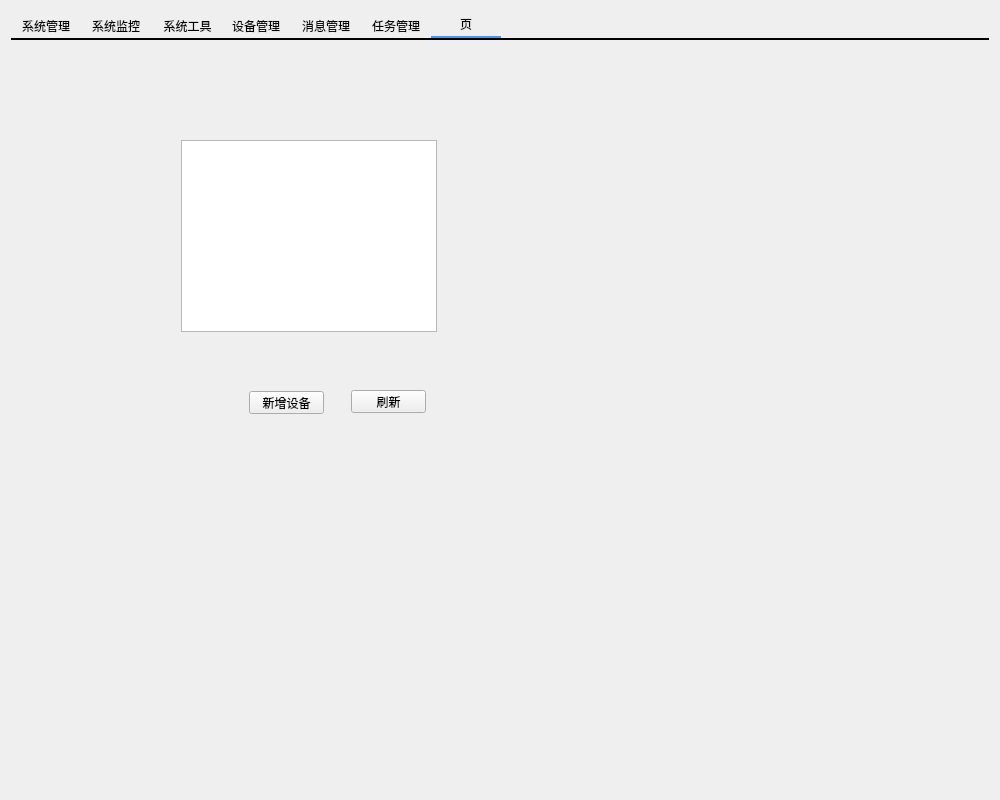
First picture: the form in widget.ui, repository xushiqi54/QTproject, before the edit.
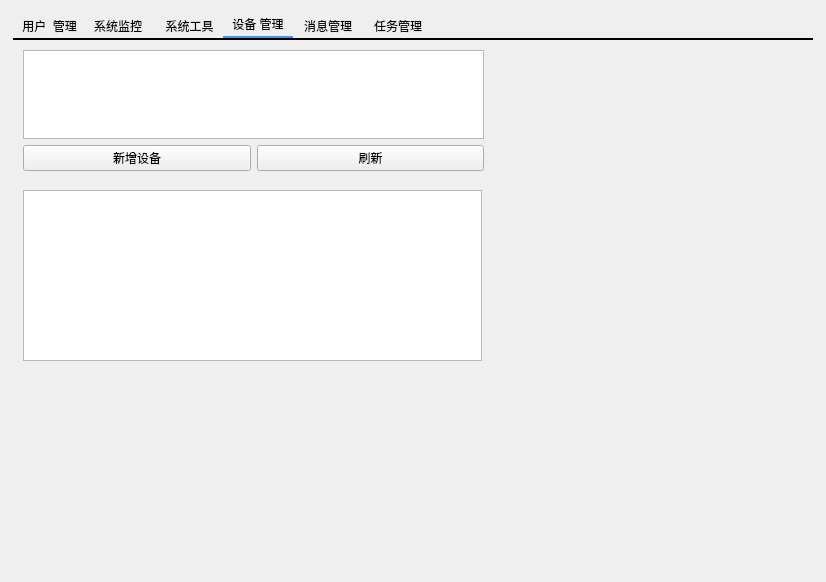
Second picture: the form after the edit. The open tabs and pages were chosen to show the change.

```diff
--- a/widget.ui
+++ b/widget.ui
@@ -6,20 +6,20 @@
    <rect>
     <x>0</x>
     <y>0</y>
-    <width>1000</width>
-    <height>800</height>
+    <width>826</width>
+    <height>582</height>
    </rect>
   </property>
   <property name="minimumSize">
    <size>
-    <width>1000</width>
-    <height>800</height>
+    <width>0</width>
+    <height>0</height>
    </size>
   </property>
   <property name="maximumSize">
    <size>
     <width>1000</width>
-    <height>800</height>
+    <height>1000</height>
    </size>
   </property>
   <property name="windowTitle">
@@ -28,6 +28,18 @@
   <layout class="QHBoxLayout" name="horizontalLayout_2">
    <item>
     <widget class="QTabWidget" name="tabWidget">
+     <property name="minimumSize">
+      <size>
+       <width>100</width>
+       <height>100</height>
+      </size>
+     </property>
+     <property name="maximumSize">
+      <size>
+       <width>800</width>
+       <height>800</height>
+      </size>
+     </property>
      <property name="styleSheet">
       <string notr="true">QTabWidget::pane{
 min-width:70px;
@@ -77,7 +89,7 @@
      </property>
      <widget class="QWidget" name="tab_2">
       <attribute name="title">
-       <string>系统管理</string>
+       <string> 用户  管理</string>
       </attribute>
      </widget>
      <widget class="QWidget" name="tab_3">
@@ -183,29 +195,49 @@
        <string> 系统工具</string>
       </attribute>
      </widget>
-     <widget class="QWidget" name="tab_5">
+     <widget class="QWidget" name="tab_8">
       <attribute name="title">
-       <string>设备管理</string>
+       <string>设备 管理</string>
       </attribute>
-      <layout class="QGridLayout" name="gridLayout_2">
-       <item row="0" column="0" colspan="2">
-        <widget class="QTableView" name="Data_tableView"/>
-       </item>
-       <item row="1" column="0">
-        <widget class="QPushButton" name="refresh_pushButton">
-         <property name="text">
-          <string>  刷新</string>
-         </property>
-        </widget>
-       </item>
-       <item row="1" column="1">
-        <widget class="QPushButton" name="add_eqiopment_pushButton">
-         <property name="text">
-          <string>  新增设备</string>
-         </property>
-        </widget>
-       </item>
-      </layout>
+      <widget class="QWidget" name="layoutWidget">
+       <property name="geometry">
+        <rect>
+         <x>10</x>
+         <y>10</y>
+         <width>461</width>
+         <height>121</height>
+        </rect>
+       </property>
+       <layout class="QGridLayout" name="gridLayout_3">
+        <item row="1" column="1">
+         <widget class="QPushButton" name="refresh_Equipment_pushButton">
+          <property name="text">
+           <string>刷新</string>
+          </property>
+         </widget>
+        </item>
+        <item row="1" column="0">
+         <widget class="QPushButton" name="add_epuipment_pushButton">
+          <property name="text">
+           <string>新增设备</string>
+          </property>
+         </widget>
+        </item>
+        <item row="0" column="0" colspan="2">
+         <widget class="QTableWidget" name="equipment_tableWidget"/>
+        </item>
+       </layout>
+      </widget>
+      <widget class="QTableWidget" name="devicedata_tableWidget">
+       <property name="geometry">
+        <rect>
+         <x>10</x>
+         <y>150</y>
+         <width>459</width>
+         <height>171</height>
+        </rect>
+       </property>
+      </widget>
      </widget>
      <widget class="QWidget" name="tab_7">
       <attribute name="title">
@@ -298,47 +330,6 @@
        <string>任务管理</string>
       </attribute>
      </widget>
-     <widget class="QWidget" name="tab_8">
-      <attribute name="title">
-       <string>页</string>
-      </attribute>
-      <widget class="QPushButton" name="add_epuipment_pushButton">
-       <property name="geometry">
-        <rect>
-         <x>238</x>
-         <y>351</y>
-         <width>75</width>
-         <height>23</height>
-        </rect>
-       </property>
-       <property name="text">
-        <string>新增设备</string>
-       </property>
-      </widget>
-      <widget class="QTableWidget" name="equipment_tableWidget">
-       <property name="geometry">
-        <rect>
-         <x>170</x>
-         <y>100</y>
-         <width>256</width>
-         <height>192</height>
-        </rect>
-       </property>
-      </widget>
-      <widget class="QPushButton" name="refresh_Equipment_pushButton">
-       <property name="geometry">
-        <rect>
-         <x>340</x>
-         <y>350</y>
-         <width>75</width>
-         <height>23</height>
-        </rect>
-       </property>
-       <property name="text">
-        <string>刷新</string>
-       </property>
-      </widget>
-     </widget>
     </widget>
    </item>
   </layout>
```
Left out of the diff: 31 changed lines with no effect on the pictures.
